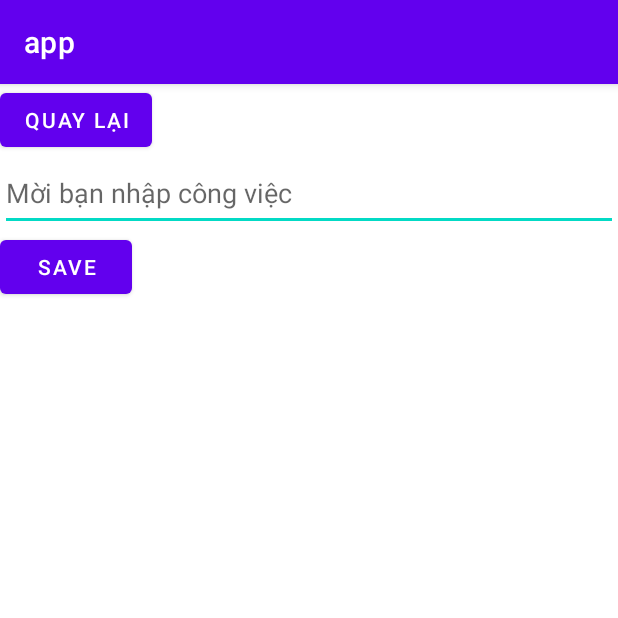
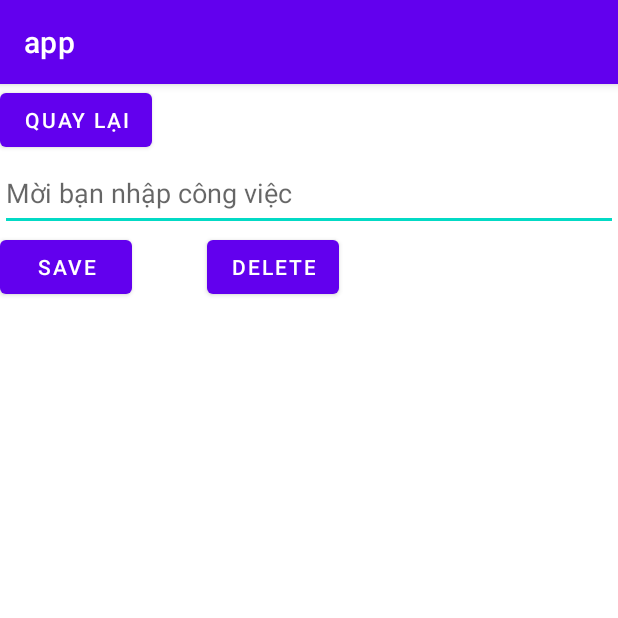
Before and after one commit to thang44hdai/toDoList, an Android app: the MainActivity2 screen opened directly, with no data from a screen before it, on a phone screen of 412 x 824 dp, the top half of it. Run offline under Robolectric (Android 15) with nearby library versions, the phone set to English and light mode, and no system bars.

Commit message:
Update activity_main2.xml

```diff
--- a/app/src/main/res/layout/activity_main2.xml
+++ b/app/src/main/res/layout/activity_main2.xml
@@ -26,4 +26,13 @@
         android:layout_width="wrap_content"
         android:layout_height="wrap_content"
         android:text="Save" />
+
+    <Button
+        android:id="@+id/btnDelete"
+        android:layout_width="wrap_content"
+        android:layout_height="wrap_content"
+        android:layout_toRightOf="@+id/btnSave"
+        android:layout_marginLeft="50dp"
+        android:layout_below="@+id/edtInput"
+        android:text="Delete" />
 </RelativeLayout>
```
